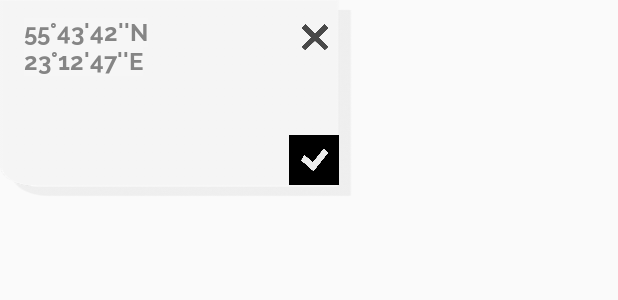
After one commit to MaggotsBrain/tochka_android, an Android app: the layout map_marker_construct_info_window.xml on its own in the app's theme, with its tools: preview values and no code run, on a phone screen of 412 x 824 dp. The commit adds this screen. Shown: the top 300 px of the screen. Run offline under Robolectric (Android 15) with nearby library versions, the phone set to English and light mode, and no system bars.

Commit message:
some updates

```diff
--- /dev/null
+++ b/app/src/main/java/social/tochka/android/construct/CustomCunstructInfoWindowAdapter.java
@@ -0,0 +1,69 @@
+package social.tochka.android.construct;
+
+import android.content.Context;
+import android.view.LayoutInflater;
+import android.view.View;
+import android.widget.TextView;
+
+import com.google.android.gms.maps.GoogleMap;
+import com.google.android.gms.maps.model.Marker;
+
+import java.util.UUID;
+
+import social.tochka.android.R;
+import social.tochka.android.main.cards.TochkaCard;
+import social.tochka.android.main.util.MarkerSaver;
+
+public class CustomCunstructInfoWindowAdapter implements GoogleMap.InfoWindowAdapter {
+
+    private final View mWindow;
+    private Context mContext;
+
+    public CustomCunstructInfoWindowAdapter(Context context) {
+        mContext = context;
+        mWindow = LayoutInflater.from(context).inflate(R.layout.map_marker_construct_info_window, null);
+    }
+
+    private void rendowWindowText(Marker marker, View view) {
+
+        String title = marker.getTitle();
+        TochkaCard tochkaCard = MarkerSaver.tochkaMap.get(UUID.fromString(title));
+
+        TextView latitude_degree_digit = mWindow.findViewById(R.id.info_latitude_degree_digit);
+        latitude_degree_digit.setText(tochkaCard.getLatitudeDegree());
+        TextView latitude_minute_digit = mWindow.findViewById(R.id.info_latitude_minute_digit);
+        latitude_minute_digit.setText(tochkaCard.getLatitudeMinutes());
+        TextView latitude_seconds_digit = mWindow.findViewById(R.id.info_latitude_seconds_digit);
+        latitude_seconds_digit.setText(tochkaCard.getLatitudeSeconds());
+        TextView latitude_symbol = mWindow.findViewById(R.id.info_latitude_symbol);
+        latitude_symbol.setText(tochkaCard.getLatitudeSymbol());
+
+        TextView longitude_degree_digit = mWindow.findViewById(R.id.info_longitude_degree_digit);
+        longitude_degree_digit.setText(tochkaCard.getLongitudeDegree());
+        TextView longitude_minute_digit = mWindow.findViewById(R.id.info_longitude_minute_digit);
+        longitude_minute_digit.setText(tochkaCard.getLongitudeMinutes());
+        TextView longitude_seconds_digit = mWindow.findViewById(R.id.info_longitude_seconds_digit);
+        longitude_seconds_digit.setText(tochkaCard.getLongitudeSeconds());
+        TextView longitude_symbol = mWindow.findViewById(R.id.info_longitude_symbol);
+        longitude_symbol.setText(tochkaCard.getLongitudeSymbol());
+
+        TextView username = mWindow.findViewById(R.id.info_username);
+        username.setText(tochkaCard.getUsername());
+
+        TextView story = mWindow.findViewById(R.id.info_story);
+        story.setText(tochkaCard.getText());
+
+    }
+
+    @Override
+    public View getInfoWindow(Marker marker) {
+        rendowWindowText(marker, mWindow);
+        return mWindow;
+    }
+
+    @Override
+    public View getInfoContents(Marker marker) {
+        rendowWindowText(marker, mWindow);
+        return mWindow;
+    }
+}
--- a/app/src/main/java/social/tochka/android/construct/TochkaTabFragment.java
+++ b/app/src/main/java/social/tochka/android/construct/TochkaTabFragment.java
@@ -57,7 +57,7 @@ public class TochkaTabFragment extends Fragment {
                     googleMap.setMapStyle(
                             MapStyleOptions.loadRawResourceStyle(getContext(), R.raw.map_style));
                     mMap = googleMap;
-                    mMap.setInfoWindowAdapter(new CustomInfoWindowAdapter(getContext()));
+                    mMap.setInfoWindowAdapter(new CustomCunstructInfoWindowAdapter(getContext()));
                     mMap.getUiSettings().setMapToolbarEnabled(false);
 
                     for (Map.Entry<UUID, TochkaCard> entry : MarkerSaver.tochkaMap.entrySet()) {
--- a/app/src/main/res/layout/activity_construct.xml
+++ b/app/src/main/res/layout/activity_construct.xml
@@ -58,6 +58,9 @@
         android:id="@+id/view_pager"
         android:layout_width="match_parent"
         android:layout_height="match_parent"
-        app:layout_behavior="@string/appbar_scrolling_view_behavior" />
+        app:layout_behavior="@string/appbar_scrolling_view_behavior">
+
+    </androidx.viewpager.widget.ViewPager>
+
 
 </androidx.coordinatorlayout.widget.CoordinatorLayout>
--- a/app/src/main/res/layout/fragment_custom_tab.xml
+++ b/app/src/main/res/layout/fragment_custom_tab.xml
@@ -1,14 +1,32 @@
 <?xml version="1.0" encoding="utf-8"?>
-<FrameLayout xmlns:android="http://schemas.android.com/apk/res/android"
-    xmlns:tools="http://schemas.android.com/tools"
+<androidx.constraintlayout.widget.ConstraintLayout xmlns:android="http://schemas.android.com/apk/res/android"
+    android:id="@+id/construct_custom"
+    android:layout_height="match_parent"
     android:layout_width="match_parent"
-    android:layout_height="match_parent"
-    tools:context=".construct.CustomTabFragment">
+    xmlns:app="http://schemas.android.com/apk/res-auto">
 
-    <!-- TODO: Update blank fragment layout -->
-    <TextView
-        android:layout_width="match_parent"
-        android:layout_height="match_parent"
-        android:text="@string/hello_blank_fragment" />
+    <ImageView
+        android:id="@+id/construct_map_blackshit"
+        android:layout_width="43dp"
+        android:layout_height="116dp"
+        app:layout_constraintBottom_toBottomOf="parent"
+        app:layout_constraintEnd_toEndOf="parent"
+        app:layout_constraintHorizontal_bias="0.0"
+        app:layout_constraintStart_toStartOf="parent"
+        app:layout_constraintTop_toTopOf="parent"
+        app:layout_constraintVertical_bias="0.414"
+        app:srcCompat="@drawable/construct_map_black" />
 
-</FrameLayout>
+    <ImageView
+        android:id="@+id/construct_map_kapusta"
+        android:layout_width="22dp"
+        android:layout_height="59dp"
+        app:layout_constraintBottom_toBottomOf="@+id/construct_map_blackshit"
+        app:layout_constraintEnd_toEndOf="@+id/construct_map_blackshit"
+        app:layout_constraintHorizontal_bias="0.35"
+        app:layout_constraintStart_toStartOf="@+id/construct_map_blackshit"
+        app:layout_constraintTop_toTopOf="@+id/construct_map_blackshit"
+        app:layout_constraintVertical_bias="0.413"
+        app:srcCompat="@drawable/construct_map_kapusta" />
+
+</androidx.constraintlayout.widget.ConstraintLayout>
--- a/app/src/main/res/layout/fragment_tochka_tab.xml
+++ b/app/src/main/res/layout/fragment_tochka_tab.xml
@@ -37,7 +37,7 @@
         app:srcCompat="@drawable/construct_map_list" />
 
     <ImageView
-        android:id="@+id/construc_map_blackshit"
+        android:id="@+id/construct_map_blackshit"
         android:layout_width="43dp"
         android:layout_height="116dp"
         app:layout_constraintBottom_toBottomOf="parent"
@@ -52,11 +52,11 @@
         android:id="@+id/construct_map_kapusta"
         android:layout_width="22dp"
         android:layout_height="59dp"
-        app:layout_constraintBottom_toBottomOf="@+id/construc_map_blackshit"
-        app:layout_constraintEnd_toEndOf="@+id/construc_map_blackshit"
+        app:layout_constraintBottom_toBottomOf="@+id/construct_map_blackshit"
+        app:layout_constraintEnd_toEndOf="@+id/construct_map_blackshit"
         app:layout_constraintHorizontal_bias="0.35"
-        app:layout_constraintStart_toStartOf="@+id/construc_map_blackshit"
-        app:layout_constraintTop_toTopOf="@+id/construc_map_blackshit"
+        app:layout_constraintStart_toStartOf="@+id/construct_map_blackshit"
+        app:layout_constraintTop_toTopOf="@+id/construct_map_blackshit"
         app:layout_constraintVertical_bias="0.413"
         app:srcCompat="@drawable/construct_map_kapusta" />
 
--- /dev/null
+++ b/app/src/main/res/layout/map_marker_construct_info_window.xml
@@ -0,0 +1,284 @@
+<?xml version="1.0" encoding="utf-8"?>
+<androidx.constraintlayout.widget.ConstraintLayout xmlns:android="http://schemas.android.com/apk/res/android"
+    xmlns:app="http://schemas.android.com/apk/res-auto"
+    xmlns:tools="http://schemas.android.com/tools"
+    android:layout_width="wrap_content"
+    android:layout_height="wrap_content"
+    android:background="@drawable/marker_window"
+    android:orientation="vertical">
+
+    <androidx.appcompat.widget.AppCompatTextView
+        android:id="@+id/info_latitude_degree_digit"
+        android:layout_width="wrap_content"
+        android:layout_height="wrap_content"
+        android:layout_alignParentStart="true"
+        android:layout_marginStart="16dp"
+        android:layout_marginTop="12dp"
+        android:background="@color/colorProfileWhiteBack"
+        android:fontFamily="@font/raleway_bold"
+        android:text="@string/card_latitude_degree"
+        android:textColor="@color/marker_coordinates"
+        android:textSize="16sp"
+        app:layout_constraintStart_toStartOf="parent"
+        app:layout_constraintTop_toTopOf="parent" />
+
+    <androidx.appcompat.widget.AppCompatTextView
+        android:id="@+id/info_latitude_degree_symbol"
+        android:layout_width="wrap_content"
+        android:layout_height="wrap_content"
+        android:layout_alignTop="@+id/info_latitude_degree_digit"
+        android:layout_toEndOf="@+id/info_latitude_degree_digit"
+        android:background="@color/colorProfileWhiteBack"
+        android:fontFamily="@font/raleway_bold"
+        android:text="@string/card_degrees_symbol"
+        android:textColor="@color/marker_coordinates"
+        android:textSize="16sp"
+        app:layout_constraintStart_toEndOf="@+id/info_latitude_degree_digit"
+        app:layout_constraintTop_toTopOf="@+id/info_latitude_degree_digit" />
+
+    <androidx.appcompat.widget.AppCompatTextView
+        android:id="@+id/info_latitude_minute_digit"
+        android:layout_width="wrap_content"
+        android:layout_height="wrap_content"
+        android:layout_alignTop="@+id/info_latitude_degree_symbol"
+        android:layout_toEndOf="@+id/info_latitude_degree_symbol"
+        android:background="@color/colorProfileWhiteBack"
+        android:fontFamily="@font/raleway_bold"
+        android:text="@string/card_latitude_minutes"
+        android:textColor="@color/marker_coordinates"
+        android:textSize="16sp"
+        app:layout_constraintStart_toEndOf="@+id/info_latitude_degree_symbol"
+        app:layout_constraintTop_toTopOf="@+id/info_latitude_degree_symbol" />
+
+    <androidx.appcompat.widget.AppCompatTextView
+        android:id="@+id/info_latitude_minute_symbol"
+        android:layout_width="wrap_content"
+        android:layout_height="wrap_content"
+        android:layout_alignTop="@+id/info_latitude_minute_digit"
+        android:layout_toEndOf="@+id/info_latitude_minute_digit"
+        android:background="@color/colorProfileWhiteBack"
+        android:fontFamily="@font/raleway_bold"
+        android:text="@string/card_minutes_symbol"
+        android:textColor="@color/marker_coordinates"
+        android:textSize="16sp"
+        app:layout_constraintStart_toEndOf="@+id/info_latitude_minute_digit"
+        app:layout_constraintTop_toTopOf="@+id/info_latitude_minute_digit" />
+
+    <androidx.appcompat.widget.AppCompatTextView
+        android:id="@+id/info_latitude_seconds_digit"
+        android:layout_width="wrap_content"
+        android:layout_height="wrap_content"
+        android:layout_alignTop="@+id/info_latitude_minute_symbol"
+        android:layout_toEndOf="@+id/info_latitude_minute_symbol"
+        android:background="@color/colorProfileWhiteBack"
+        android:fontFamily="@font/raleway_bold"
+        android:text="@string/card_latitude_seconds"
+        android:textColor="@color/marker_coordinates"
+        android:textSize="16sp"
+        app:layout_constraintStart_toEndOf="@+id/info_latitude_minute_symbol"
+        app:layout_constraintTop_toTopOf="@+id/info_latitude_minute_symbol" />
+
+    <androidx.appcompat.widget.AppCompatTextView
+        android:id="@+id/info_latitude_seconds_symbol"
+        android:layout_width="wrap_content"
+        android:layout_height="wrap_content"
+        android:layout_alignTop="@+id/info_latitude_seconds_digit"
+        android:layout_toEndOf="@+id/info_latitude_seconds_digit"
+        android:background="@color/colorProfileWhiteBack"
+        android:fontFamily="@font/raleway_bold"
+        android:text="@string/card_seconds_symbol"
+        android:textColor="@color/marker_coordinates"
+        android:textSize="16sp"
+        app:layout_constraintStart_toEndOf="@+id/info_latitude_seconds_digit"
+        app:layout_constraintTop_toTopOf="@+id/info_latitude_seconds_digit" />
+
+    <androidx.appcompat.widget.AppCompatTextView
+        android:id="@+id/info_latitude_symbol"
+        android:layout_width="wrap_content"
+        android:layout_height="wrap_content"
+        android:layout_alignTop="@+id/info_latitude_seconds_symbol"
+        android:layout_toEndOf="@+id/info_latitude_seconds_symbol"
+        android:background="@color/colorProfileWhiteBack"
+        android:fontFamily="@font/raleway_bold"
+        android:text="@string/card_latitude_symbol"
+        android:textColor="@color/marker_coordinates"
+        android:textSize="16sp"
+        app:layout_constraintStart_toEndOf="@+id/info_latitude_seconds_symbol"
+        app:layout_constraintTop_toTopOf="@+id/info_latitude_seconds_symbol" />
+
+
+    <androidx.appcompat.widget.AppCompatTextView
+        android:id="@+id/info_longitude_degree_digit"
+        android:layout_width="wrap_content"
+        android:layout_height="wrap_content"
+        android:layout_below="@+id/info_latitude_degree_digit"
+        android:layout_alignParentStart="true"
+        android:background="@color/colorProfileWhiteBack"
+        android:fontFamily="@font/raleway_bold"
+        android:text="@string/card_longitude_degree"
+        android:textColor="@color/marker_coordinates"
+        android:textSize="16sp"
+        app:layout_constraintStart_toStartOf="@+id/info_latitude_degree_digit"
+        app:layout_constraintTop_toBottomOf="@+id/info_latitude_degree_digit" />
+
+    <androidx.appcompat.widget.AppCompatTextView
+        android:id="@+id/info_longitude_degree_symbol"
+        android:layout_width="wrap_content"
+        android:layout_height="wrap_content"
+        android:layout_alignTop="@+id/info_longitude_degree_digit"
+        android:layout_toEndOf="@+id/info_longitude_degree_digit"
+        android:background="@color/colorProfileWhiteBack"
+        android:fontFamily="@font/raleway_bold"
+        android:text="@string/card_degrees_symbol"
+        android:textColor="@color/marker_coordinates"
+        android:textSize="16sp"
+        app:layout_constraintBottom_toBottomOf="@+id/info_longitude_degree_digit"
+        app:layout_constraintStart_toEndOf="@+id/info_longitude_degree_digit" />
+
+    <androidx.appcompat.widget.AppCompatTextView
+        android:id="@+id/info_longitude_minute_digit"
+        android:layout_width="wrap_content"
+        android:layout_height="wrap_content"
+        android:layout_alignTop="@+id/info_longitude_degree_symbol"
+        android:layout_toEndOf="@+id/info_longitude_degree_symbol"
+        android:background="@color/colorProfileWhiteBack"
+        android:fontFamily="@font/raleway_bold"
+        android:text="@string/card_longitude_minutes"
+        android:textColor="@color/marker_coordinates"
+        android:textSize="16sp"
+        app:layout_constraintBottom_toBottomOf="@+id/info_longitude_degree_symbol"
+        app:layout_constraintStart_toEndOf="@+id/info_longitude_degree_symbol" />
+
+    <androidx.appcompat.widget.AppCompatTextView
+        android:id="@+id/info_longitude_minute_symbol"
+        android:layout_width="wrap_content"
+        android:layout_height="wrap_content"
+        android:layout_alignTop="@+id/info_longitude_minute_digit"
+        android:layout_toEndOf="@+id/info_longitude_minute_digit"
+        android:background="@color/colorProfileWhiteBack"
+        android:fontFamily="@font/raleway_bold"
+        android:text="@string/card_minutes_symbol"
+        android:textColor="@color/marker_coordinates"
+        android:textSize="16sp"
+        app:layout_constraintBottom_toBottomOf="@+id/info_longitude_minute_digit"
+        app:layout_constraintStart_toEndOf="@+id/info_longitude_minute_digit" />
+
+    <androidx.appcompat.widget.AppCompatTextView
+        android:id="@+id/info_longitude_seconds_digit"
+        android:layout_width="wrap_content"
+        android:layout_height="wrap_content"
+        android:layout_alignTop="@+id/info_longitude_minute_symbol"
+        android:layout_toEndOf="@+id/info_longitude_minute_symbol"
+        android:background="@color/colorProfileWhiteBack"
+        android:fontFamily="@font/raleway_bold"
+        android:text="@string/card_longitude_seconds"
+        android:textColor="@color/marker_coordinates"
+        android:textSize="16sp"
+        app:layout_constraintBottom_toBottomOf="@+id/info_longitude_minute_symbol"
+        app:layout_constraintStart_toEndOf="@+id/info_longitude_minute_symbol" />
+
+    <androidx.appcompat.widget.AppCompatTextView
+        android:id="@+id/info_longitude_seconds_symbol"
+        android:layout_width="wrap_content"
+        android:layout_height="wrap_content"
+        android:layout_alignTop="@+id/info_longitude_seconds_digit"
+        android:layout_toEndOf="@+id/info_longitude_seconds_digit"
+        android:background="@color/colorProfileWhiteBack"
+        android:fontFamily="@font/raleway_bold"
+        android:text="@string/card_seconds_symbol"
+        android:textColor="@color/marker_coordinates"
+        android:textSize="16sp"
+        app:layout_constraintBottom_toBottomOf="@+id/info_longitude_seconds_digit"
+        app:layout_constraintStart_toEndOf="@+id/info_longitude_seconds_digit" />
+
+    <androidx.appcompat.widget.AppCompatTextView
+        android:id="@+id/info_longitude_symbol"
+        android:layout_width="wrap_content"
+        android:layout_height="wrap_content"
+        android:layout_alignTop="@+id/info_longitude_seconds_symbol"
+        android:layout_toEndOf="@+id/info_longitude_seconds_symbol"
+        android:background="@color/colorProfileWhiteBack"
+        android:fontFamily="@font/raleway_bold"
+        android:text="@string/card_longitude_symbol"
+        android:textColor="@color/marker_coordinates"
+        android:textSize="16sp"
+        app:layout_constraintBottom_toBottomOf="@+id/info_longitude_seconds_symbol"
+        app:layout_constraintStart_toEndOf="@+id/info_longitude_seconds_symbol" />
+
+    <ImageButton
+        android:id="@+id/info_cancel"
+        android:layout_width="20dp"
+        android:layout_height="18dp"
+        android:layout_marginStart="184dp"
+        android:layout_marginTop="16dp"
+        android:layout_marginEnd="15dp"
+        android:background="@drawable/marker_close_button"
+        android:onClick="onClickAddCancel"
+        app:layout_constraintEnd_toEndOf="parent"
+        app:layout_constraintStart_toEndOf="@+id/info_story"
+        app:layout_constraintStart_toStartOf="@+id/info_story"
+        app:layout_constraintTop_toTopOf="parent" />
+
+    <ImageView
+        android:id="@+id/info_approve_background"
+        android:layout_width="33dp"
+        android:layout_height="33dp"
+        android:layout_marginTop="8dp"
+        android:layout_marginBottom="8dp"
+        android:background="@color/black"
+        app:layout_constraintBottom_toBottomOf="parent"
+        app:layout_constraintEnd_toEndOf="@+id/info_cancel"
+        app:layout_constraintHorizontal_bias="0.533"
+        app:layout_constraintStart_toStartOf="@+id/info_cancel"
+        app:layout_constraintTop_toBottomOf="@+id/info_cancel"
+        app:layout_constraintVertical_bias="1.0" />
+
+    <ImageButton
+        android:id="@+id/info_favorites"
+        android:layout_width="19dp"
+        android:layout_height="17dp"
+        android:background="@drawable/construct_map_approve"
+        android:onClick="onClickAddLock"
+        app:layout_constraintBottom_toBottomOf="@+id/info_approve_background"
+        app:layout_constraintEnd_toEndOf="@+id/info_approve_background"
+        app:layout_constraintStart_toStartOf="@+id/info_approve_background"
+        app:layout_constraintTop_toTopOf="@+id/info_approve_background" />
+
+    <androidx.appcompat.widget.AppCompatTextView
+        android:id="@+id/info_username"
+        android:layout_width="match_parent"
+        android:layout_height="20dp"
+        android:layout_marginStart="8dp"
+        android:layout_marginTop="8dp"
+        android:layout_marginEnd="8dp"
+        android:fontFamily="@font/raleway_bold"
+        android:textColor="@color/marker_username"
+        app:layout_constraintBottom_toTopOf="@+id/info_story"
+        app:layout_constraintEnd_toEndOf="parent"
+        app:layout_constraintHorizontal_bias="0.07"
+        app:layout_constraintStart_toStartOf="parent"
+        app:layout_constraintTop_toBottomOf="@+id/info_longitude_degree_digit"
+        app:layout_constraintVertical_bias="0.0" />
+
+    <androidx.appcompat.widget.AppCompatTextView
+        android:id="@+id/info_story"
+        android:layout_width="176dp"
+        android:layout_height="wrap_content"
+        android:layout_marginStart="8dp"
+        android:layout_marginTop="8dp"
+        android:layout_marginEnd="8dp"
+        android:layout_marginBottom="20dp"
+        android:background="@color/transparency"
+        android:fontFamily="@font/comfortaa"
+        android:textColor="@color/marker_story"
+        android:textSize="13sp"
+        app:layout_constraintBottom_toBottomOf="parent"
+        app:layout_constraintEnd_toEndOf="parent"
+        app:layout_constraintHorizontal_bias="0.186"
+        app:layout_constraintStart_toStartOf="parent"
+        app:layout_constraintTop_toBottomOf="@+id/info_longitude_symbol"
+        app:layout_constraintTop_toTopOf="parent"
+        app:layout_constraintVertical_bias="0.863" />
+
+
+</androidx.constraintlayout.widget.ConstraintLayout>
```
Also changed, not shown: app/src/main/res/drawable-hdpi/construct_map_approve.png (added), app/src/main/res/drawable-hdpi/construct_map_approve_backgroud.png (added), app/src/main/res/drawable-mdpi/construct_map_approve.png (added), app/src/main/res/drawable-mdpi/construct_map_approve_backgroud.png (added), app/src/main/res/drawable-xhdpi/construct_map_approve.png (added), app/src/main/res/drawable-xhdpi/construct_map_approve_backgroud.png (added), app/src/main/res/drawable-xxhdpi/construct_map_approve.png (added), app/src/main/res/drawable-xxhdpi/construct_map_approve_backgroud.png (added), app/src/main/res/drawable-xxxhdpi/construct_map_approve.png (added), app/src/main/res/drawable-xxxhdpi/construct_map_approve_backgroud.png (added).
